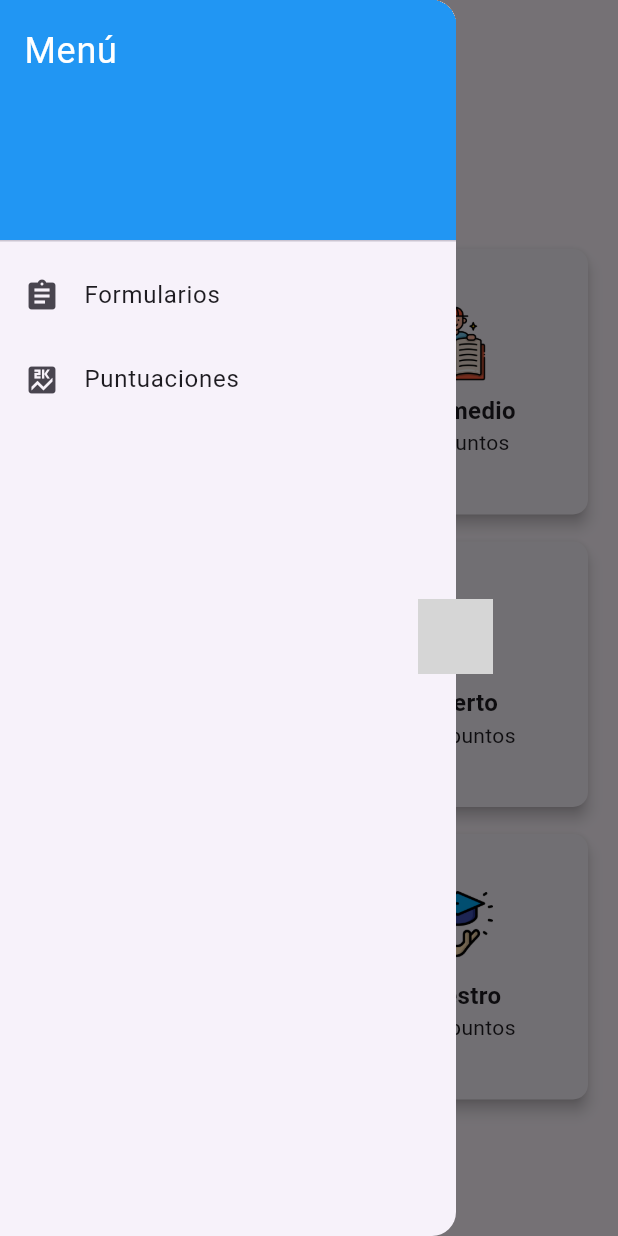
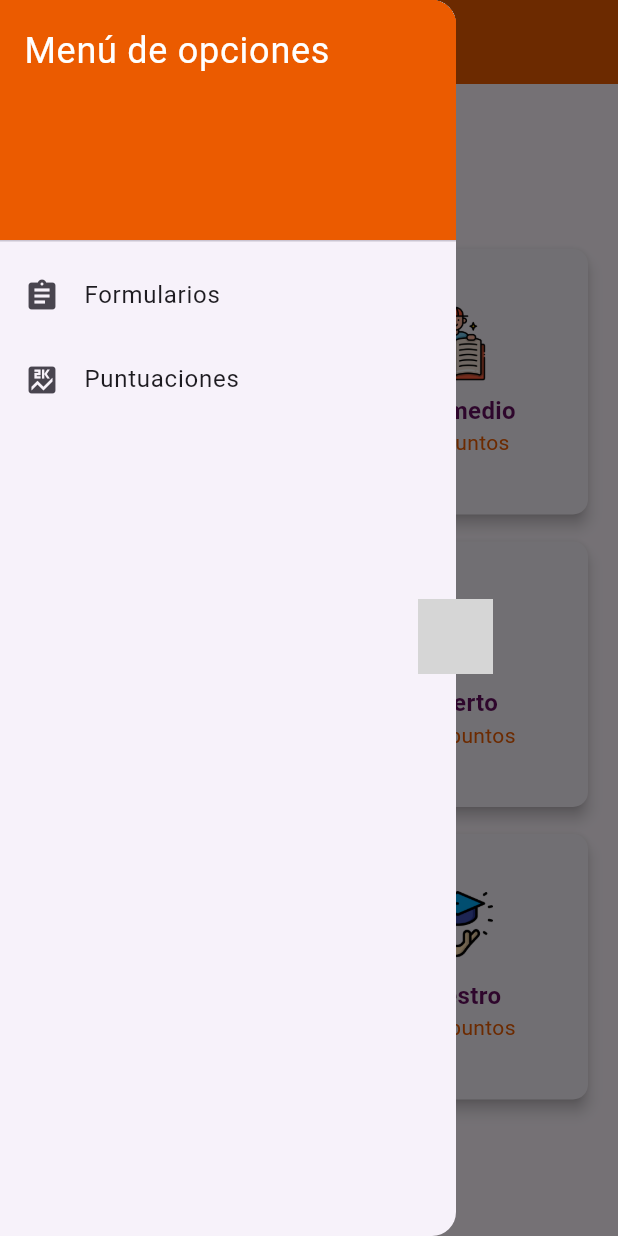
Before and after one commit to anfelipe0407/quizzier, a Flutter app: the PuntuacionScreen screen opened by its route, with the side drawer open, on a phone screen of 412 x 824 dp. Run offline on Flutter 3.47's test engine with Material 3 defaults, Android fonts, the phone set to English and light mode, and no system bars; our stand-ins replace shared_preferences; accounts and stored records are empty; grey boxes are pictures that could not be loaded.

Commit message:
Entrega final v1.0

```diff
--- a/lib/adapters/ui/screens/puntuacion_screen.dart
+++ b/lib/adapters/ui/screens/puntuacion_screen.dart
@@ -43,7 +43,6 @@ class _PuntuacionScreenState extends State<PuntuacionScreen> {
         objetosTienda = objetos;
       });
     } catch (e) {
-      // Manejar error al cargar los objetos
       ScaffoldMessenger.of(context).showSnackBar(
         SnackBar(content: Text('Error al cargar los objetos: $e')),
       );
@@ -97,8 +96,14 @@ class _PuntuacionScreenState extends State<PuntuacionScreen> {
 
   @override
   Widget build(BuildContext context) {
+    // Colores de la paleta
+    Color violeta = Color(0xFF640D5F);
+    Color fucsia = Color(0xFFD91656);
+    Color naranja = Color(0xFFEB5B00);
+    // Color amarillo = Color(0xFFFFB200);
+
     return BaseScreen(
-      title: 'Puntuaciones',
+      title: 'Quizzier: Puntuaciones',
       body: Padding(
         padding: const EdgeInsets.all(16.0),
         child: Column(
@@ -106,17 +111,25 @@ class _PuntuacionScreenState extends State<PuntuacionScreen> {
           children: [
             Text(
               'Puntaje Global: $_puntajeGlobal',
-              style: const TextStyle(fontSize: 22, fontWeight: FontWeight.bold),
+              style: TextStyle(
+                fontSize: 22,
+                fontWeight: FontWeight.bold,
+                color: violeta,  // Cambié el color del texto
+              ),
             ),
             const SizedBox(height: 20),
             Text(
               'Objetos de la Tienda',
-              style: const TextStyle(fontSize: 20, fontWeight: FontWeight.bold),
+              style: TextStyle(
+                fontSize: 20,
+                fontWeight: FontWeight.bold,
+                color: fucsia,  // Cambié el color del título
+              ),
             ),
             const SizedBox(height: 10),
             Expanded(
               child: objetosTienda.isEmpty
-                  ? Center(child: CircularProgressIndicator())
+                  ? Center(child: CircularProgressIndicator(color: naranja)) // Color del cargando
                   : GridView.builder(
                       gridDelegate: const SliverGridDelegateWithFixedCrossAxisCount(
                         crossAxisCount: 2,
@@ -141,7 +154,7 @@ class _PuntuacionScreenState extends State<PuntuacionScreen> {
                                 }
                               },
                               child: Card(
-                                color: comprado ? Colors.green : null,
+                                color: comprado ? Color(0xFF5CB85C) : null,  // Color verde cuando comprado
                                 elevation: 4.0,
                                 shape: RoundedRectangleBorder(
                                   borderRadius: BorderRadius.circular(10.0),
@@ -159,16 +172,18 @@ class _PuntuacionScreenState extends State<PuntuacionScreen> {
                                     const SizedBox(height: 8),
                                     Text(
                                       objeto.nombre,
-                                      style: const TextStyle(
+                                      style: TextStyle(
                                         fontSize: 16,
                                         fontWeight: FontWeight.w600,
+                                        color: violeta,  // Cambié el color del nombre del objeto
                                       ),
                                     ),
                                     Text(
                                       '${objeto.precio} puntos',
-                                      style: const TextStyle(
+                                      style: TextStyle(
                                         fontSize: 14,
                                         fontWeight: FontWeight.w400,
+                                        color: naranja,  // Cambié el color del precio
                                       ),
                                     ),
                                   ],
--- a/lib/adapters/ui/widgets/base_screen.dart
+++ b/lib/adapters/ui/widgets/base_screen.dart
@@ -13,6 +13,7 @@ class BaseScreen extends StatelessWidget {
     return Scaffold(
       appBar: AppBar(
         title: Text(title),
+        backgroundColor: Color(0xFFEB5B00),
       ),
       drawer: const CustomDrawer(),
       body: body,
--- a/lib/adapters/ui/widgets/custom_drawer.dart
+++ b/lib/adapters/ui/widgets/custom_drawer.dart
@@ -11,10 +11,10 @@ class CustomDrawer extends StatelessWidget {
         children: [
           DrawerHeader(
             decoration: BoxDecoration(
-              color: Colors.blue,
+              color: Color(0xFFEB5B00),
             ),
             child: const Text(
-              'Menú',
+              'Menú de opciones',
               style: TextStyle(
                 color: Colors.white,
                 fontSize: 24,
```
Also changed, not shown: lib/adapters/repository/puntuacion_repository_impl.dart (deleted), lib/adapters/ui/widgets/boton_respuesta.dart (deleted), lib/adapters/ui/widgets/pregunta_card.dart (deleted), lib/adapters/ui/widgets/puntuacion_card.dart (deleted).
